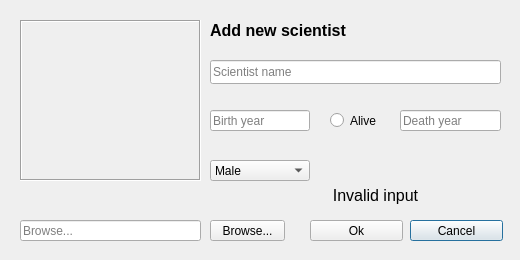
First picture: the form in addscientistdialog.ui, repository gudmundurb/H22, before the edit.
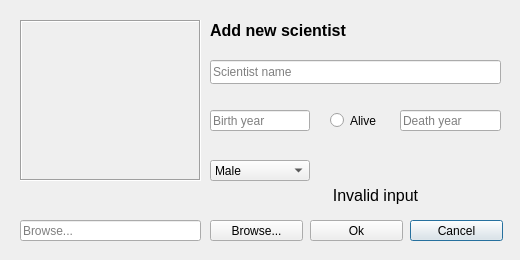
Second picture: the form after the edit. Icons and pictures are not drawn.

The edit to the form file:
```diff
--- a/addscientistdialog.ui
+++ b/addscientistdialog.ui
@@ -224,7 +224,7 @@
     <rect>
      <x>210</x>
      <y>220</y>
-     <width>75</width>
+     <width>93</width>
      <height>21</height>
     </rect>
    </property>
```
Left out of the diff: 4 changed lines with no effect on the pictures.
